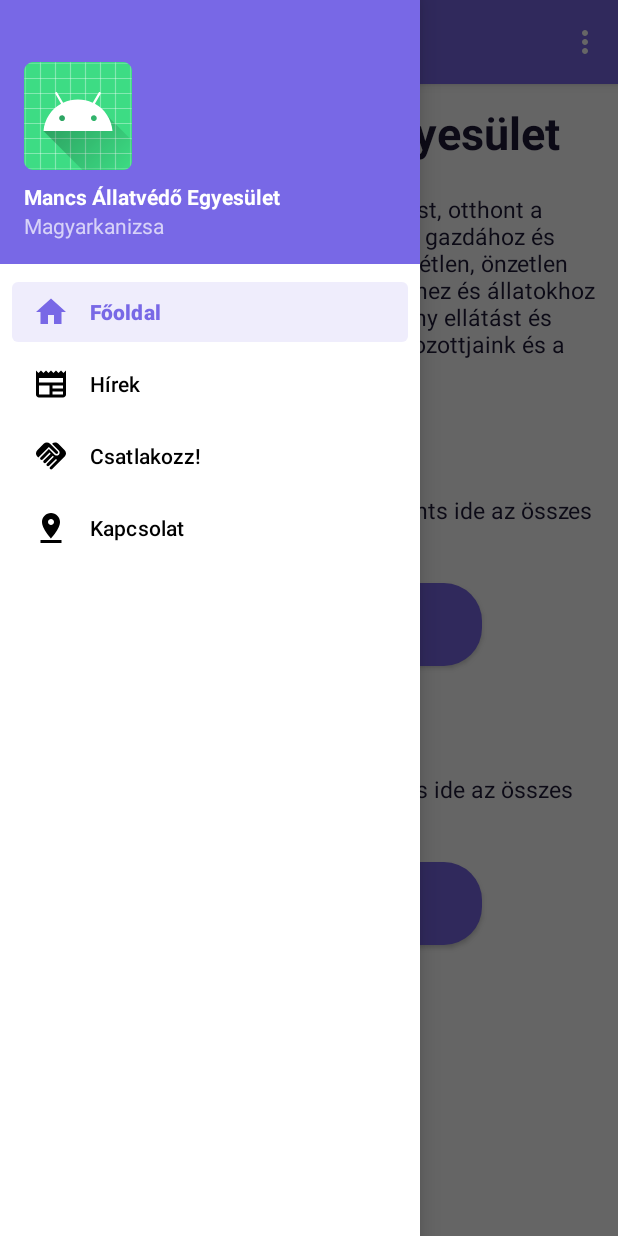
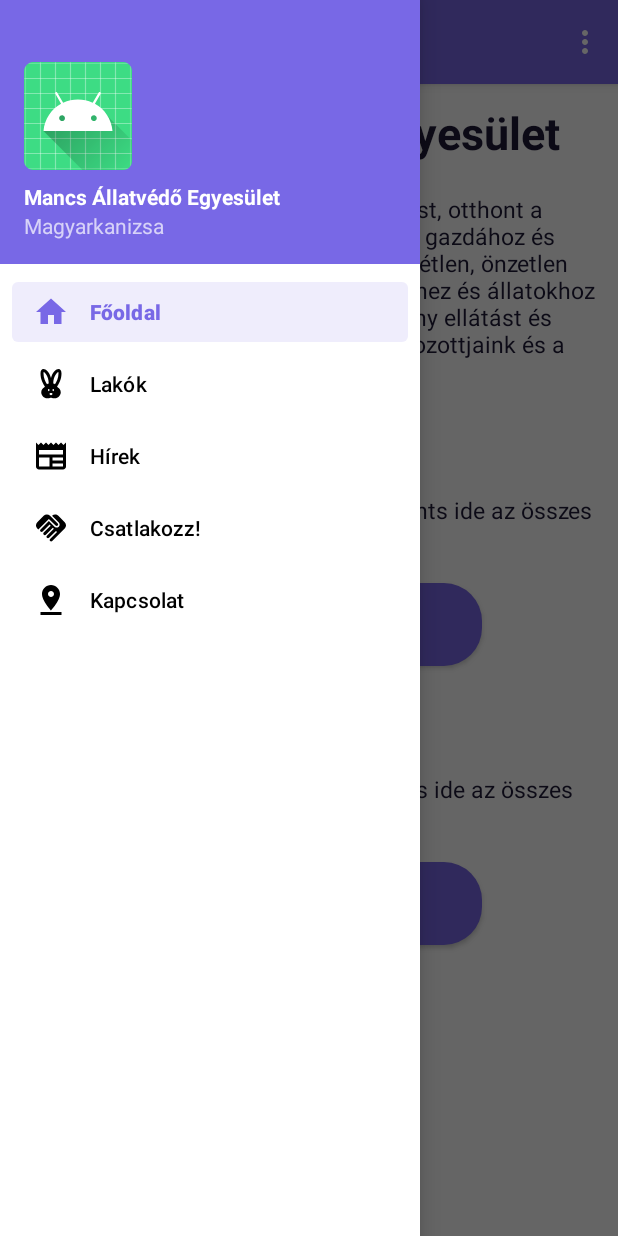
Before and after one commit to BroKoda/animal-shelter-android, an Android app: the screen it shows after launch (MainActivity), with the side drawer open, on a phone screen of 412 x 824 dp. Run offline under Robolectric (Android 15) with nearby library versions, the phone set to English and light mode, and no system bars; our stand-ins replace navigation-ui.

Commit message:
News and Residents fragments added

```diff
--- a/app/src/main/java/com/example/application_animal_shelter/MainActivity.kt
+++ b/app/src/main/java/com/example/application_animal_shelter/MainActivity.kt
@@ -12,6 +12,8 @@ import androidx.navigation.ui.setupWithNavController
 import androidx.drawerlayout.widget.DrawerLayout
 import androidx.appcompat.app.AppCompatActivity
 import com.example.application_animal_shelter.databinding.ActivityMainBinding
+import com.example.application_animal_shelter.ui.home.HomeFragment
+import com.example.application_animal_shelter.ui.news.NewsFragment
 
 class MainActivity : AppCompatActivity() {
 
@@ -33,7 +35,7 @@ class MainActivity : AppCompatActivity() {
         // menu should be considered as top level destinations.
         appBarConfiguration = AppBarConfiguration(
             setOf(
-                R.id.nav_home, R.id.nav_contact
+                R.id.nav_home, R.id.nav_news, R.id.nav_join, R.id.nav_contact
             ), drawerLayout
         )
         setupActionBarWithNavController(navController, appBarConfiguration)
--- a/app/src/main/java/com/example/application_animal_shelter/ui/home/HomeFragment.kt
+++ b/app/src/main/java/com/example/application_animal_shelter/ui/home/HomeFragment.kt
@@ -4,10 +4,12 @@ import android.os.Bundle
 import android.view.LayoutInflater
 import android.view.View
 import android.view.ViewGroup
-import android.widget.TextView
+import android.widget.Button
 import androidx.fragment.app.Fragment
-import androidx.lifecycle.ViewModelProvider
+import com.example.application_animal_shelter.R
 import com.example.application_animal_shelter.databinding.FragmentHomeBinding
+import com.example.application_animal_shelter.ui.news.NewsFragment
+import com.example.application_animal_shelter.ui.residents.ResidentsFragment
 
 class HomeFragment : Fragment() {
 
@@ -25,6 +27,18 @@ class HomeFragment : Fragment() {
         _binding = FragmentHomeBinding.inflate(inflater, container, false)
         val root: View = binding.root
 
+        view?.findViewById<Button?>(R.id.button_news)?.setOnClickListener {
+            val fragment = NewsFragment()
+            val transaction = fragmentManager?.beginTransaction()
+            transaction?.replace(R.id.nav_home, fragment)?.commit()
+        }
+
+        view?.findViewById<Button?>(R.id.button_residents)?.setOnClickListener {
+            val fragment = ResidentsFragment()
+            val transaction = fragmentManager?.beginTransaction()
+            transaction?.replace(R.id.nav_home, fragment)?.commit()
+        }
+
         return root
     }
 
--- /dev/null
+++ b/app/src/main/res/drawable/ic_menu_residents.xml
@@ -0,0 +1,5 @@
+<vector android:height="24dp" android:tint="#000000"
+    android:viewportHeight="24" android:viewportWidth="24"
+    android:width="24dp" xmlns:android="http://schemas.android.com/apk/res/android">
+    <path android:fillColor="@android:color/white" android:pathData="M16.84,14.52c-0.26,-0.19 -0.62,-0.63 -0.79,-0.84C17.24,12.01 19,8.87 19,5c0,-1.95 -0.74,-3 -2,-3c-1.54,0 -3.96,2.06 -5,5.97C10.96,4.06 8.54,2 7,2C5.74,2 5,3.05 5,5c0,3.87 1.76,7.01 2.95,8.68c-0.17,0.21 -0.53,0.65 -0.79,0.84c-0.5,0.41 -1.66,1.37 -1.66,2.98c0,2.21 1.79,4 4,4c1.55,0 2.5,-0.56 2.5,-0.56s0.95,0.56 2.5,0.56c2.21,0 4,-1.79 4,-4C18.5,15.89 17.34,14.93 16.84,14.52zM9.35,12.2C8.34,10.7 7,8.12 7,5c0,-0.49 0.06,-0.8 0.12,-0.97c0.94,0.31 3.24,2.71 3.38,7.64C10.03,11.79 9.66,11.97 9.35,12.2zM10.5,16.75c-0.28,0 -0.5,-0.34 -0.5,-0.75c0,-0.41 0.22,-0.75 0.5,-0.75S11,15.59 11,16C11,16.41 10.78,16.75 10.5,16.75zM12,19.5c-0.55,0 -1,-0.72 -1,-1c0,-0.28 0.45,-0.5 1,-0.5s1,0.22 1,0.5C13,18.78 12.55,19.5 12,19.5zM13.5,16.75c-0.28,0 -0.5,-0.34 -0.5,-0.75c0,-0.41 0.22,-0.75 0.5,-0.75S14,15.59 14,16C14,16.41 13.78,16.75 13.5,16.75zM13.5,11.67c0.14,-4.93 2.44,-7.33 3.38,-7.64C16.94,4.2 17,4.51 17,5c0,3.12 -1.34,5.7 -2.35,7.2C14.34,11.97 13.97,11.79 13.5,11.67z"/>
+</vector>
--- a/app/src/main/res/menu/activity_main_drawer.xml
+++ b/app/src/main/res/menu/activity_main_drawer.xml
@@ -8,6 +8,10 @@
             android:id="@+id/nav_home"
             android:icon="@drawable/ic_menu_home"
             android:title="@string/menu_home" />
+        <item
+            android:id="@+id/nav_residents"
+            android:icon="@drawable/ic_menu_residents"
+            android:title="@string/menu_residents" />
         <item
             android:id="@+id/nav_news"
             android:icon="@drawable/ic_menu_news"
```
Also changed, not shown: app/src/main/java/com/example/application_animal_shelter/ui/news/NewsFragment.kt (added, +32 -0 lines), app/src/main/java/com/example/application_animal_shelter/ui/news/NewsViewModel.kt (added, +7 -0 lines), app/src/main/java/com/example/application_animal_shelter/ui/residents/ResidentsFragment.kt (added, +32 -0 lines), app/src/main/java/com/example/application_animal_shelter/ui/residents/ResidentsViewModel.kt (added, +7 -0 lines), app/src/main/res/drawable/ic_menu_camera.xml (deleted, +0 -12 lines), app/src/main/res/layout/fragment_news.xml (added, +13 -0 lines), app/src/main/res/layout/fragment_residents.xml (added, +13 -0 lines), app/src/main/res/navigation/mobile_navigation.xml (+14 -1 lines).
